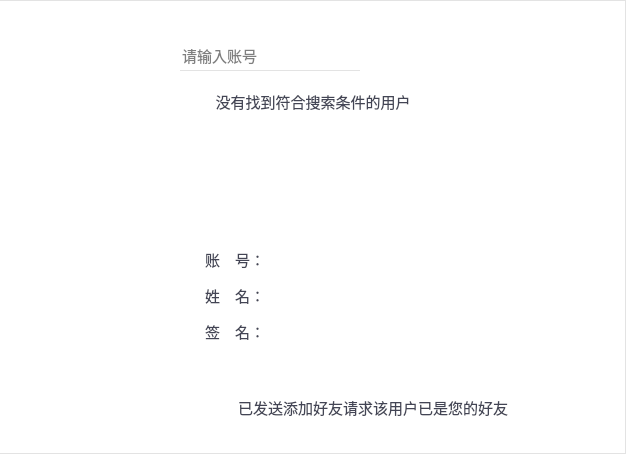
sunpu/stsample, file STSample/STContactAddNew.ui: the form before one commit.
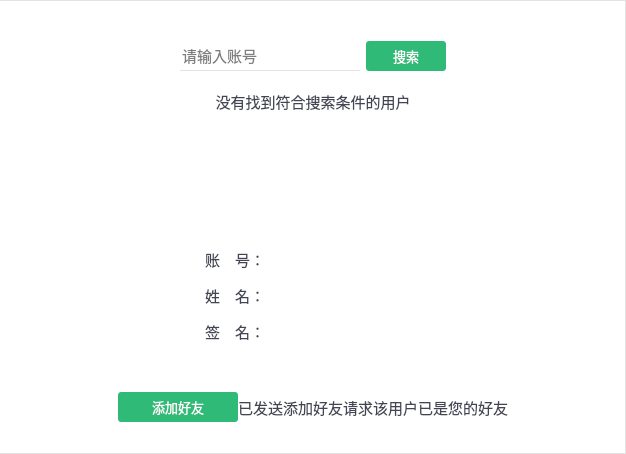
The form after the commit. Icons and pictures are not drawn. Custom widgets are drawn as their Qt base class.

Patch:
```diff
--- a/STSample/STContactAddNew.ui
+++ b/STSample/STContactAddNew.ui
@@ -90,16 +90,22 @@
           <height>30</height>
          </size>
         </property>
+        <property name="font">
+         <font>
+          <family>微软雅黑</family>
+          <pointsize>10</pointsize>
+         </font>
+        </property>
         <property name="styleSheet">
          <string notr="true">
 
 QPushButton {
 	border-radius: 3px;
 	color: rgb(255, 255, 255);
-	font: 10pt &quot;微软雅黑&quot;;
-	border-image: url(:/STSample/Resources/images/green.png);
-	width: 90;
-	height: 25;
+	background-color: rgb(48, 186, 120);
+}
+QPushButton:hover:pressed {
+	background-color: rgb(48, 186, 120);
 }
 QPushButton:hover:!pressed {
 	border-image: url(:/STSample/Resources/images/green_focus.png);
@@ -610,16 +616,22 @@
              <height>30</height>
             </size>
            </property>
+           <property name="font">
+            <font>
+             <family>微软雅黑</family>
+             <pointsize>10</pointsize>
+            </font>
+           </property>
            <property name="styleSheet">
             <string notr="true">
 
 QPushButton {
 	border-radius: 3px;
 	color: rgb(255, 255, 255);
-	font: 10pt &quot;微软雅黑&quot;;
-	border-image: url(:/STSample/Resources/images/green.png);
-	width: 90;
-	height: 25;
+	background-color: rgb(48, 186, 120);
+}
+QPushButton:hover:pressed {
+	background-color: rgb(48, 186, 120);
 }
 QPushButton:hover:!pressed {
 	border-image: url(:/STSample/Resources/images/green_focus.png);
```
Left out of the diff: 12 changed lines with no effect on the pictures.
